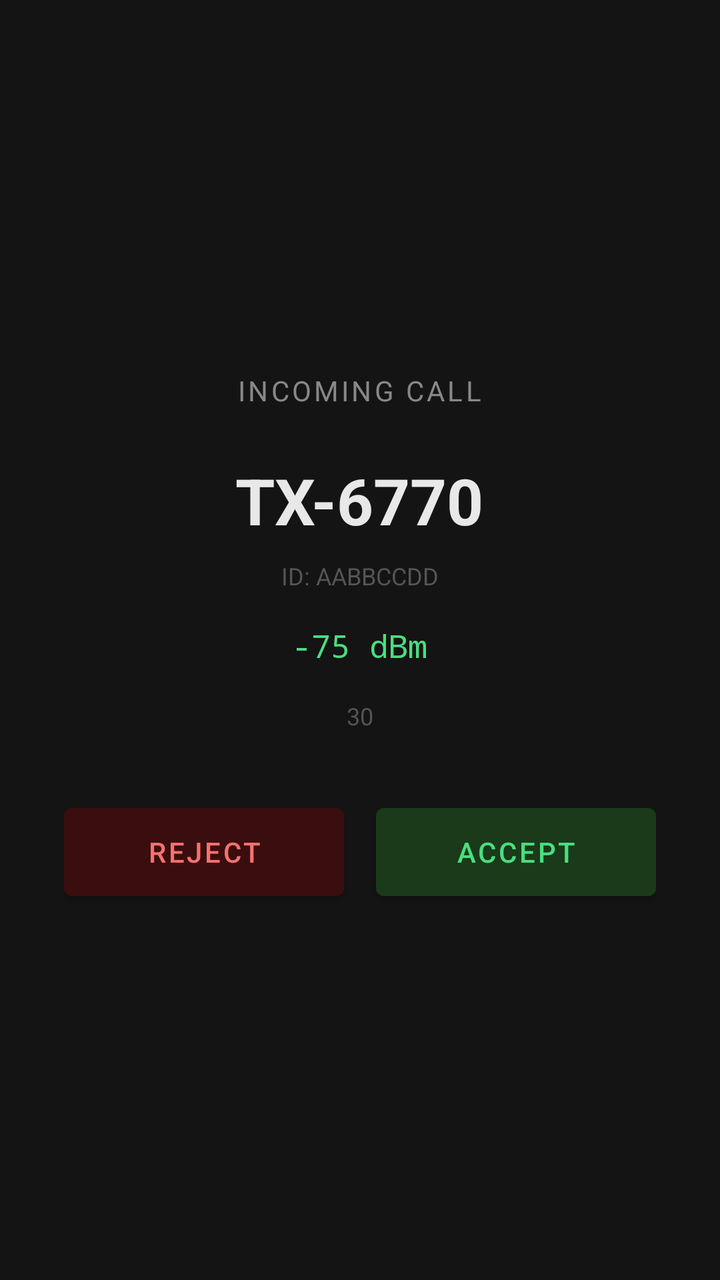
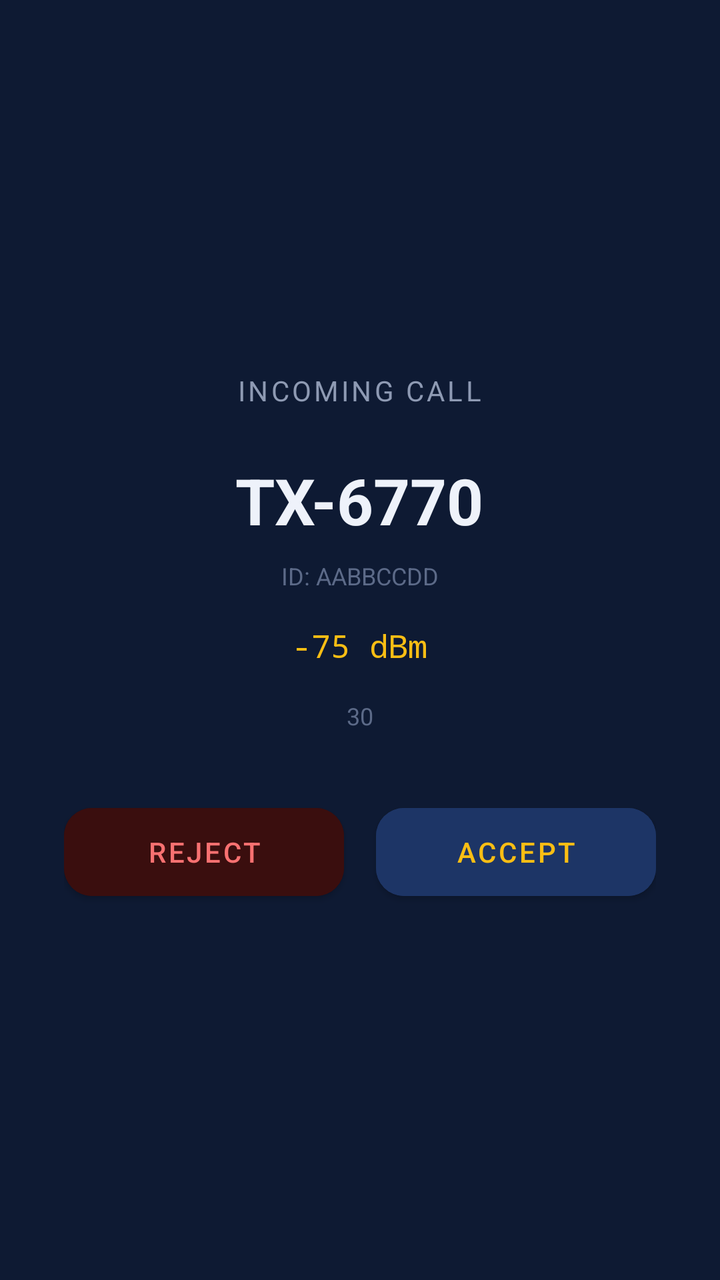

Screens rendered from an Android XML layout before and after an edit, with the pre-edit source and the edit as a unified diff.
<!-- AndroidManifest.xml: activity theme Theme.MeshTRX.IncomingCall -->
<!-- res/layout/activity_incoming_call.xml -->
<?xml version="1.0" encoding="utf-8"?>
<LinearLayout xmlns:android="http://schemas.android.com/apk/res/android"
    android:id="@+id/rootLayout"
    android:layout_width="match_parent"
    android:layout_height="match_parent"
    android:orientation="vertical"
    android:gravity="center"
    android:background="#141414"
    android:padding="32dp">

    
    <TextView android:id="@+id/tvCallType"
        android:layout_width="wrap_content" android:layout_height="wrap_content"
        android:text="@string/incoming_call" android:textSize="14sp"
        android:textColor="#888888" android:letterSpacing="0.1"
        android:layout_marginBottom="24dp" />

    
    <TextView android:id="@+id/tvCallerName"
        android:layout_width="wrap_content" android:layout_height="wrap_content"
        android:text="TX-6770" android:textSize="32sp"
        android:textColor="#e8e8e8" android:textStyle="bold"
        android:layout_marginBottom="8dp" />

    
    <TextView android:id="@+id/tvCallerId"
        android:layout_width="wrap_content" android:layout_height="wrap_content"
        android:text="ID: AABBCCDD" android:textSize="12sp"
        android:textColor="#555555"
        android:layout_marginBottom="16dp" />

    
    <TextView android:id="@+id/tvCallRssi"
        android:layout_width="wrap_content" android:layout_height="wrap_content"
        android:text="-75 dBm" android:textSize="16sp"
        android:textColor="#4ade80" android:fontFamily="monospace"
        android:layout_marginBottom="16dp" />

    
    <TextView android:id="@+id/tvCallCoords"
        android:layout_width="wrap_content" android:layout_height="wrap_content"
        android:text="" android:textSize="14sp"
        android:textColor="#cccccc" android:visibility="gone"
        android:layout_marginBottom="24dp" />

    
    <TextView android:id="@+id/tvCallTimer"
        android:layout_width="wrap_content" android:layout_height="wrap_content"
        android:text="30" android:textSize="12sp"
        android:textColor="#555555"
        android:layout_marginBottom="32dp" />

    
    <LinearLayout
        android:layout_width="match_parent" android:layout_height="wrap_content"
        android:orientation="horizontal" android:gravity="center">

        <Button android:id="@+id/btnReject"
            android:layout_width="0dp" android:layout_height="56dp"
            android:layout_weight="1"
            android:text="@string/reject" android:textSize="14sp"
            android:textColor="#f87171" android:backgroundTint="#3a0e0e" />

        <View android:layout_width="16dp" android:layout_height="1dp" />

        <Button android:id="@+id/btnAccept"
            android:layout_width="0dp" android:layout_height="56dp"
            android:layout_weight="1"
            android:text="@string/accept" android:textSize="14sp"
            android:textColor="#4ade80" android:backgroundTint="#1a3a1a" />
    </LinearLayout>

    
    <Button android:id="@+id/btnClose"
        android:layout_width="match_parent" android:layout_height="48dp"
        android:text="@string/close_call" android:textSize="14sp"
        android:textColor="#888888" android:backgroundTint="#222222"
        android:visibility="gone"
        android:layout_marginTop="16dp" />

</LinearLayout>
<!-- resources referenced by this layout -->
<resources>
  <string name="accept">ACCEPT</string>
  <string name="close_call">CLOSE</string>
  <string name="incoming_call">INCOMING CALL</string>
  <string name="reject">REJECT</string>
  <style name="Theme.MeshTRX.IncomingCall" parent="Theme.MaterialComponents.NoActionBar">
          <item name="android:windowBackground">#141414</item>
          <item name="android:windowFullscreen">true</item>
          <item name="android:statusBarColor">#000000</item>
          <item name="android:navigationBarColor">#000000</item>
          <item name="android:windowLightStatusBar">false</item>
      </style>
</resources>

<!-- the commit's change to res/layout/activity_incoming_call.xml (unified diff, before → after) -->
@@ -5,49 +5,49 @@
     android:layout_height="match_parent"
     android:orientation="vertical"
     android:gravity="center"
-    android:background="#141414"
+    android:background="?attr/mtx_bg"
     android:padding="32dp">
 
     
     <TextView android:id="@+id/tvCallType"
         android:layout_width="wrap_content" android:layout_height="wrap_content"
         android:text="@string/incoming_call" android:textSize="14sp"
-        android:textColor="#888888" android:letterSpacing="0.1"
+        android:textColor="?attr/mtx_text_muted" android:letterSpacing="0.1"
         android:layout_marginBottom="24dp" />
 
     
     <TextView android:id="@+id/tvCallerName"
         android:layout_width="wrap_content" android:layout_height="wrap_content"
         android:text="TX-6770" android:textSize="32sp"
-        android:textColor="#e8e8e8" android:textStyle="bold"
+        android:textColor="?attr/mtx_text" android:textStyle="bold"
         android:layout_marginBottom="8dp" />
 
     
     <TextView android:id="@+id/tvCallerId"
         android:layout_width="wrap_content" android:layout_height="wrap_content"
         android:text="ID: AABBCCDD" android:textSize="12sp"
-        android:textColor="#555555"
+        android:textColor="?attr/mtx_text_dim"
         android:layout_marginBottom="16dp" />
 
     
     <TextView android:id="@+id/tvCallRssi"
         android:layout_width="wrap_content" android:layout_height="wrap_content"
         android:text="-75 dBm" android:textSize="16sp"
-        android:textColor="#4ade80" android:fontFamily="monospace"
+        android:textColor="?attr/mtx_accent" android:fontFamily="monospace"
         android:layout_marginBottom="16dp" />
 
     
     <TextView android:id="@+id/tvCallCoords"
         android:layout_width="wrap_content" android:layout_height="wrap_content"
         android:text="" android:textSize="14sp"
-        android:textColor="#cccccc" android:visibility="gone"
+        android:textColor="?attr/mtx_text2" android:visibility="gone"
         android:layout_marginBottom="24dp" />
 
     
     <TextView android:id="@+id/tvCallTimer"
         android:layout_width="wrap_content" android:layout_height="wrap_content"
         android:text="30" android:textSize="12sp"
-        android:textColor="#555555"
+        android:textColor="?attr/mtx_text_dim"
         android:layout_marginBottom="32dp" />
 
     
@@ -67,14 +67,14 @@
             android:layout_width="0dp" android:layout_height="56dp"
             android:layout_weight="1"
             android:text="@string/accept" android:textSize="14sp"
-            android:textColor="#4ade80" android:backgroundTint="#1a3a1a" />
+            android:textColor="?attr/mtx_accent" android:backgroundTint="?attr/mtx_secondary_bg" />
     </LinearLayout>
 
     
     <Button android:id="@+id/btnClose"
         android:layout_width="match_parent" android:layout_height="48dp"
         android:text="@string/close_call" android:textSize="14sp"
-        android:textColor="#888888" android:backgroundTint="#222222"
+        android:textColor="?attr/mtx_text_muted" android:backgroundTint="?attr/mtx_elevated"
         android:visibility="gone"
         android:layout_marginTop="16dp" />
 
<!-- resource entries referenced after the edit -->
@@ -4,12 +4,46 @@
   <string name="close_call">CLOSE</string>
   <string name="incoming_call">INCOMING CALL</string>
   <string name="reject">REJECT</string>
-  <style name="Theme.MeshTRX.IncomingCall" parent="Theme.MaterialComponents.NoActionBar">
-          <item name="android:windowBackground">#141414</item>
+  <style name="Theme.MeshTRX.IncomingCall" parent="Theme.MeshTRX">
+          <item name="android:windowBackground">#0E1A33</item>
           <item name="android:windowFullscreen">true</item>
-          <item name="android:statusBarColor">#000000</item>
-          <item name="android:navigationBarColor">#000000</item>
+          <item name="android:statusBarColor">#0C162C</item>
+          <item name="android:navigationBarColor">#0C162C</item>
           <item name="android:windowLightStatusBar">false</item>
+      </style>
+  <style name="Theme.MeshTRX" parent="Theme.MaterialComponents.NoActionBar">
+          <item name="colorPrimary">#FABE14</item>
+          <item name="colorPrimaryVariant">#7F8FB0</item>
+          <item name="colorOnPrimary">#101E3C</item>
+          <item name="colorSecondary">#5B9BFF</item>
+          <item name="colorOnSecondary">#0E1A33</item>
+          <item name="android:windowBackground">#0E1A33</item>
+          <item name="android:statusBarColor">#0E1A33</item>
+          <item name="android:navigationBarColor">#0B152B</item>
+          <item name="android:windowLightStatusBar">false</item>
+          
+          <item name="mtx_bg">#0E1A33</item>
+          <item name="mtx_bg_deep">#0B152B</item>
+          <item name="mtx_surface">#14233F</item>
+          <item name="mtx_elevated">#1B2C4E</item>
+          <item name="mtx_border">#22355A</item>
+          <item name="mtx_border_strong">#2A3F66</item>
+          <item name="mtx_accent">#FABE14</item>
+          <item name="mtx_on_accent">#101E3C</item>
+          <item name="mtx_secondary">#5B9BFF</item>
+          <item name="mtx_secondary_bg">#1D3566</item>
+          <item name="mtx_secondary_border">#2F55A0</item>
+          <item name="mtx_text">#EEF2FA</item>
+          <item name="mtx_text2">#C7D0E2</item>
+          <item name="mtx_text_muted">#8E9AB3</item>
+          <item name="mtx_text_dim">#5C6A88</item>
+          <item name="mtx_text_faint">#7F8FB0</item>
+          <item name="shapeAppearanceSmallComponent">@style/MeshTRX.Shape.Soft</item>
+          <item name="shapeAppearanceMediumComponent">@style/MeshTRX.Shape.Soft</item>
+      </style>
+  <style name="MeshTRX.Shape.Soft" parent="">
+          <item name="cornerFamily">rounded</item>
+          <item name="cornerSize">14dp</item>
       </style>
 </resources>
 
